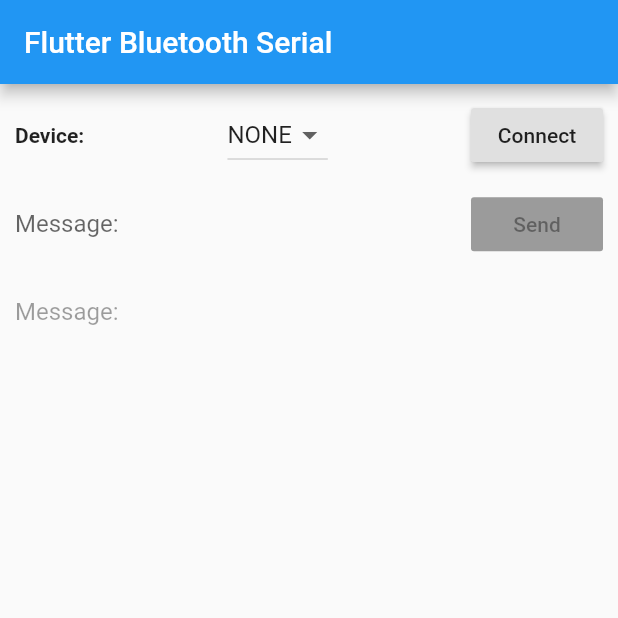
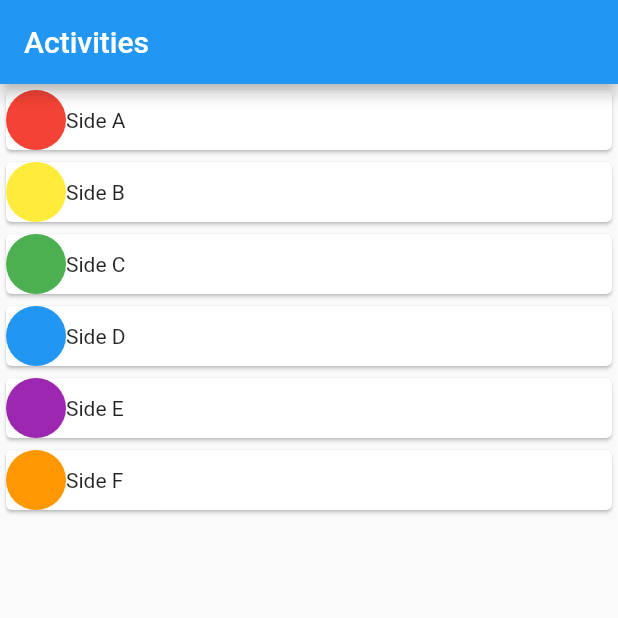
Before and after one commit to droidchef/time-diy, a Flutter app: the screen it shows after launch, on a phone screen of 412 x 824 dp, the top half of it. Run offline on Flutter 3.47's test engine with Material 2 defaults, Android fonts, the phone set to English and light mode, and no system bars; our stand-ins replace flutter_bluetooth_serial.

Commit message:
Adds a activities dashboard

```diff
--- /dev/null
+++ b/app/timecube/lib/activities_dashboard/activities_dashboard.dart
@@ -0,0 +1,37 @@
+import 'package:flutter/material.dart';
+
+class ActivitiesDashboard extends StatelessWidget {
+  @override
+  Widget build(BuildContext context) {
+    return Scaffold(
+      appBar: AppBar(
+        title: Text('Activities'),
+      ),
+      body: Center(
+        child: ListView(
+          children: <Widget>[
+            buildCard(Colors.red, 'Side A'),
+            buildCard(Colors.yellow, 'Side B'),
+            buildCard(Colors.green, 'Side C'),
+            buildCard(Colors.blue, 'Side D'),
+            buildCard(Colors.purple, 'Side E'),
+            buildCard(Colors.orange, 'Side F'),
+          ],
+        ),
+      ),
+    );
+  }
+
+  Card buildCard(Color color, String text) {
+    return Card(
+            child: Row(
+              children: <Widget>[
+                CircleAvatar(
+                  backgroundColor: color,
+                ),
+                Text(text)
+              ],
+            ),
+          );
+  }
+}
--- a/app/timecube/lib/main.dart
+++ b/app/timecube/lib/main.dart
@@ -1,8 +1,14 @@
 import 'package:flutter/material.dart';
 import 'package:flutter/services.dart';
 import 'package:flutter_bluetooth_serial/flutter_bluetooth_serial.dart';
+import 'activities_dashboard/activities_dashboard.dart';
 
-void main() => runApp(MyApp());
+void main() => runApp(
+  MaterialApp(
+    title: 'Timecube Tracker',
+    home: ActivitiesDashboard(),
+  )
+);
 
 ///
 ///
```
